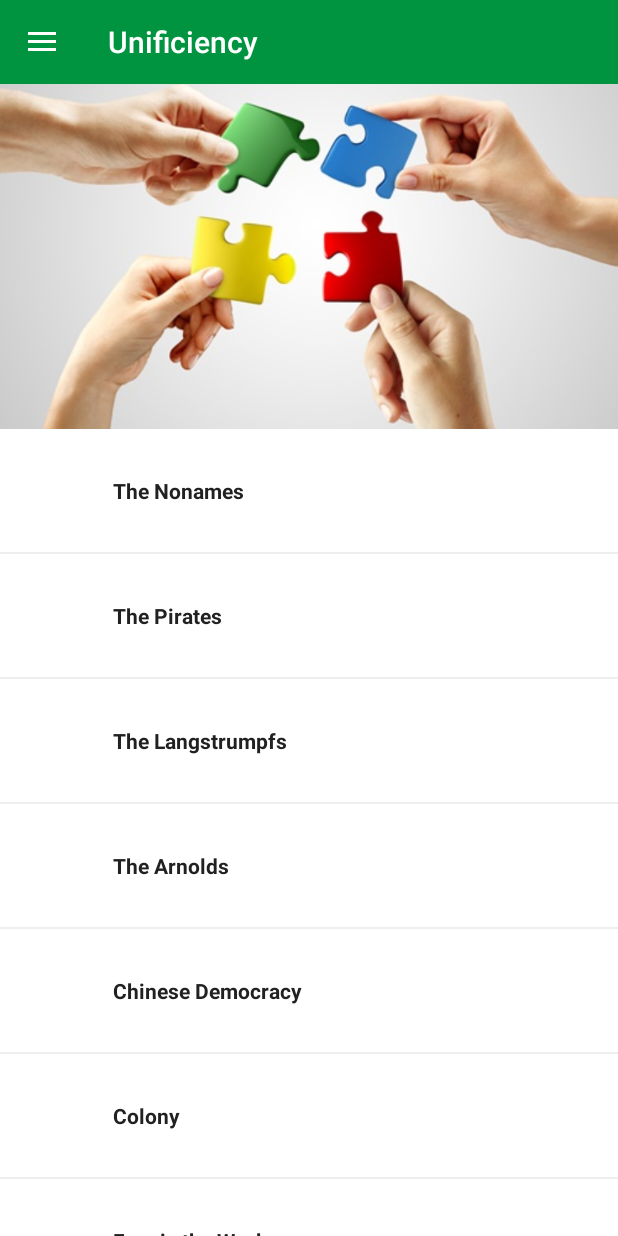
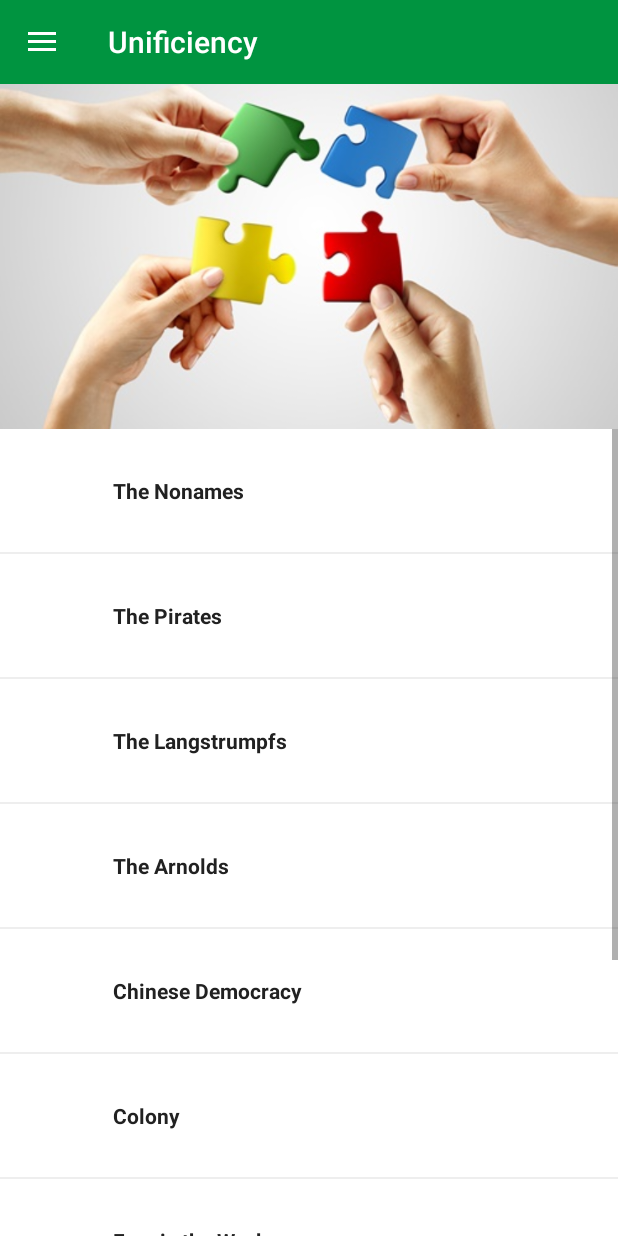
Before and after one commit to zhenhaoli/Unificiency, an Android app: the fragment GroupsFragment placed in its activity, on a phone screen of 412 x 824 dp. Run offline under Robolectric (Android 15) with nearby library versions, the phone set to English and light mode, and no system bars; libraries missing offline, so code that uses them is left out: com.amulyakhare.textdrawable; 4 statements that could not run were skipped.

Commit message:
add scrollbar to group list

```diff
--- a/UnificiencyAndroid/app/src/main/java/lmu/de/unificiencyandroid/MainActivity.java
+++ b/UnificiencyAndroid/app/src/main/java/lmu/de/unificiencyandroid/MainActivity.java
@@ -10,6 +10,7 @@ import android.support.v7.app.AppCompatActivity;
 import android.view.MenuItem;
 
 import lmu.de.unificiencyandroid.view.buildings.BuildingsTab;
+import lmu.de.unificiencyandroid.view.groups.GroupsFragment;
 import lmu.de.unificiencyandroid.view.notes.NotesTab;
 import lmu.de.unificiencyandroid.view.trash.SentFragment;
 
--- a/UnificiencyAndroid/app/src/main/java/lmu/de/unificiencyandroid/GroupDetails.java
+++ b/UnificiencyAndroid/app/src/main/java/lmu/de/unificiencyandroid/view/groups/GroupDetails.java
@@ -1,4 +1,4 @@
-package lmu.de.unificiencyandroid;
+package lmu.de.unificiencyandroid.view.groups;
 
 import android.content.Context;
 import android.net.Uri;
@@ -7,6 +7,8 @@ import android.support.v4.app.Fragment;
 import android.view.LayoutInflater;
 import android.view.View;
 import android.view.ViewGroup;
+
+import lmu.de.unificiencyandroid.R;
 
 
 public class GroupDetails extends Fragment {
--- a/UnificiencyAndroid/app/src/main/java/lmu/de/unificiencyandroid/GroupsFragment.java
+++ b/UnificiencyAndroid/app/src/main/java/lmu/de/unificiencyandroid/view/groups/GroupsFragment.java
@@ -1,4 +1,4 @@
-package lmu.de.unificiencyandroid;
+package lmu.de.unificiencyandroid.view.groups;
 
 import android.os.Bundle;
 import android.support.design.widget.AppBarLayout;
@@ -10,6 +10,7 @@ import android.view.LayoutInflater;
 import android.view.View;
 import android.view.ViewGroup;
 
+import lmu.de.unificiencyandroid.R;
 import lmu.de.unificiencyandroid.adapters.GroupsAdapter;
 
 
@@ -47,6 +48,7 @@ public class GroupsFragment extends Fragment {
                 }
             }
         });
+        this.groupsRecyclerView.setVerticalScrollBarEnabled(true);
         //bind to data
         groupsAdapter = new GroupsAdapter((getActivity()));
         groupsRecyclerView.setAdapter(groupsAdapter);
--- a/UnificiencyAndroid/app/src/main/res/layout/fragment_blank.xml
+++ b/UnificiencyAndroid/app/src/main/res/layout/fragment_blank.xml
@@ -2,7 +2,7 @@
     xmlns:tools="http://schemas.android.com/tools"
     android:layout_width="match_parent"
     android:layout_height="match_parent"
-    tools:context="lmu.de.unificiencyandroid.GroupDetails">
+    tools:context="lmu.de.unificiencyandroid.view.groups.GroupDetails">
 
     <!-- TODO: Update blank fragment layout -->
     <TextView
--- a/UnificiencyAndroid/app/src/main/res/layout/fragment_groups.xml
+++ b/UnificiencyAndroid/app/src/main/res/layout/fragment_groups.xml
@@ -36,18 +36,19 @@
         android:layout_width="match_parent"
         android:layout_height="match_parent"
         android:background="@android:color/white"
-        app:layout_behavior="@string/appbar_scrolling_view_behavior">
+        app:layout_behavior="@string/appbar_scrolling_view_behavior"
+        android:scrollbars="vertical">
         <!---wraping recycler view in a relative layout is a strange fix for the scrolling issue when inside a nested scroll view-->
         <RelativeLayout
             android:layout_width="match_parent"
             android:layout_height="match_parent"
-            android:orientation="vertical">
+            android:orientation="vertical"
+            >
 
         <android.support.v7.widget.RecyclerView
             android:id="@+id/groups_recycler_view"
             android:layout_width="wrap_content"
             android:layout_height="wrap_content"
-            android:scrollbars="vertical"
             android:layout_alignParentTop="true"
             android:layout_alignParentLeft="true"
             android:layout_alignParentStart="true"
```
